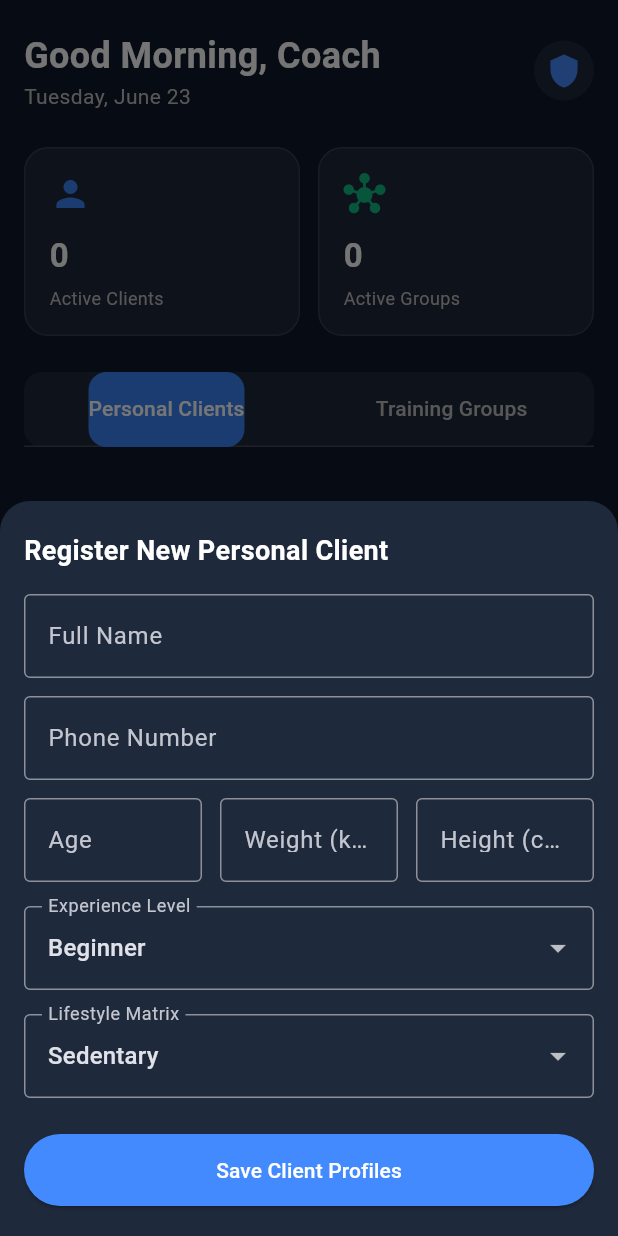
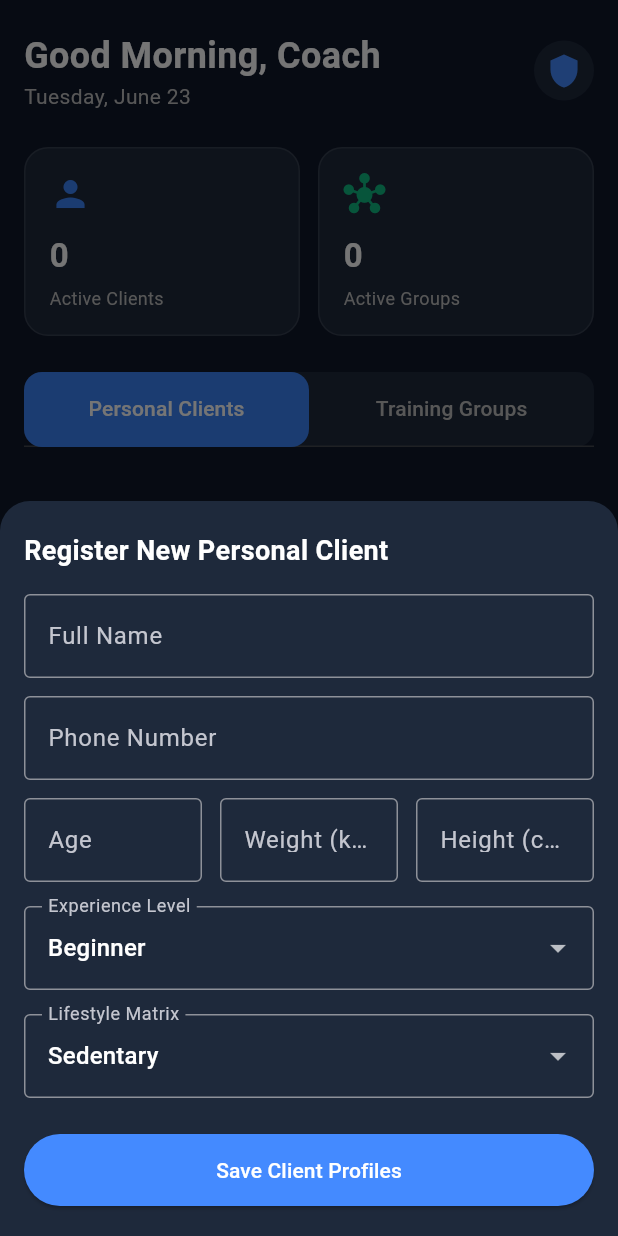
Before and after one commit to Natnael-code/trainer-track-ai, a Flutter app: the screen it shows after launch, after a tap on the "add" icon, on a phone screen of 412 x 824 dp. Run offline on Flutter 3.47's test engine with Material 3 defaults, Android fonts, the phone set to English and light mode, and no system bars; our stand-ins replace share_plus, sqflite; accounts and stored records are empty.

Commit message:
refactor: improve code readability and consistency across main app and client model

```diff
--- a/lib/main.dart
+++ b/lib/main.dart
@@ -4,12 +4,11 @@ import 'providers/client_provider.dart';
 import 'screens/dashboard_screen.dart';
 
 void main() async {
-  // Ensures Flutter environment dependencies are locked before database spin up
   WidgetsFlutterBinding.ensureInitialized();
 
   final clientProvider = ClientProvider();
-  await clientProvider
-      .loadClientsFromDatabase(); // Boot loading local data engine
+  // Safe initial database background payload loading before bootstrapping application paint layout cycles
+  await clientProvider.loadClientsFromDatabase();
 
   runApp(
     MultiProvider(
@@ -18,7 +17,6 @@ void main() async {
     ),
   );
 }
-// Keep rest of TrainerTrackApp structure identical...
 
 class TrainerTrackApp extends StatelessWidget {
   const TrainerTrackApp({super.key});
@@ -34,12 +32,9 @@ class TrainerTrackApp extends StatelessWidget {
           brightness: Brightness.dark,
         ),
         useMaterial3: true,
-        scaffoldBackgroundColor: const Color(
-          0xFF0F172A,
-        ), // Premium rich midnight slate base black
+        scaffoldBackgroundColor: const Color(0xFF0F172A),
       ),
-      home:
-          const DashboardScreen(), // Sets the dashboard screen as the entry layout
+      home: const DashboardScreen(),
     );
   }
 }
--- a/lib/models/client_model.dart
+++ b/lib/models/client_model.dart
@@ -4,23 +4,17 @@ class ClientModel {
   final String phoneNumber;
   final int age;
   final String gender;
-
-  // Physical Baselines
-  final double startingWeight;
-  final double height;
-  final double? startingBodyFat; // Optional field
-  final String? localProfileImagePath; // Path to local storage folder
-
-  // Medical Screening (The Red Flags)
+  final double startingWeight; // in kg
+  final double height; // in cm
+  final String? startingBodyFat;
+  final String? localProfileImagePath;
   final String injuries;
   final String medicalConditions;
-
-  // Lifestyle Vectors
-  final String experienceLevel; // Beginner, Intermediate, Advanced
-  final String lifestyleType; // Sedentary, Active
-
+  final String experienceLevel;
+  final String lifestyleType;
   final DateTime joinedDate;
-  final String status; // active, inactive
+  final String status; // 'active' or 'inactive'
+  final String? groupId;
 
   ClientModel({
     required this.id,
@@ -38,13 +32,13 @@ class ClientModel {
     required this.lifestyleType,
     required this.joinedDate,
     this.status = 'active',
+    this.groupId,
   });
 
-  // Calculate Body Mass Index (BMI) dynamically
+  // Safe calculated getter for UI layout matrices
   double get bmi {
     if (height <= 0) return 0.0;
-    // Formula: weight (kg) / [height (m)]²
-    final heightInMeters = height / 100;
+    double heightInMeters = height / 100.0;
     return startingWeight / (heightInMeters * heightInMeters);
   }
 }
--- a/lib/providers/client_provider.dart
+++ b/lib/providers/client_provider.dart
@@ -33,7 +33,6 @@ class ClientProvider with ChangeNotifier {
     notifyListeners();
   }
 
-  // Links an existing individual client into a shared community cluster group
   Future<void> assignClientToGroup(String clientId, String groupId) async {
     final clientIndex = _clients.indexWhere((c) => c.id == clientId);
     if (clientIndex != -1) {
@@ -54,6 +53,7 @@ class ClientProvider with ChangeNotifier {
         lifestyleType: currentClient.lifestyleType,
         joinedDate: currentClient.joinedDate,
         status: currentClient.status,
+        groupId: groupId, // Assigned to shared group context
       );
 
       await DatabaseService.instance.insertClient(updatedClient);
--- a/lib/screens/dashboard_screen.dart
+++ b/lib/screens/dashboard_screen.dart
@@ -5,7 +5,7 @@ import '../providers/client_provider.dart';
 import '../models/client_model.dart';
 import '../models/fitness_models.dart';
 import 'add_schedule_screen.dart';
-import 'month_calendar_view_screen.dart'; // We will create this next
+import 'month_calendar_view_screen.dart';
 
 class DashboardScreen extends StatefulWidget {
   const DashboardScreen({super.key});
@@ -70,6 +70,7 @@ class _DashboardScreenState extends State<DashboardScreen>
                 const SizedBox(height: 16),
                 TextField(
                   controller: nameCtrl,
+                  style: const TextStyle(color: Colors.white),
                   decoration: const InputDecoration(
                     labelText: 'Full Name',
                     border: OutlineInputBorder(),
@@ -78,6 +79,7 @@ class _DashboardScreenState extends State<DashboardScreen>
                 const SizedBox(height: 12),
                 TextField(
                   controller: phoneCtrl,
+                  style: const TextStyle(color: Colors.white),
                   decoration: const InputDecoration(
                     labelText: 'Phone Number',
                     border: OutlineInputBorder(),
@@ -89,6 +91,7 @@ class _DashboardScreenState extends State<DashboardScreen>
                     Expanded(
                       child: TextField(
                         controller: ageCtrl,
+                        style: const TextStyle(color: Colors.white),
                         keyboardType: TextInputType.number,
                         decoration: const InputDecoration(
                           labelText: 'Age',
@@ -100,6 +103,7 @@ class _DashboardScreenState extends State<DashboardScreen>
                     Expanded(
                       child: TextField(
                         controller: weightCtrl,
+                        style: const TextStyle(color: Colors.white),
                         keyboardType: TextInputType.number,
                         decoration: const InputDecoration(
                           labelText: 'Weight (kg)',
@@ -111,6 +115,7 @@ class _DashboardScreenState extends State<DashboardScreen>
                     Expanded(
                       child: TextField(
                         controller: heightCtrl,
+                        style: const TextStyle(color: Colors.white),
                         keyboardType: TextInputType.number,
                         decoration: const InputDecoration(
                           labelText: 'Height (cm)',
@@ -122,25 +127,43 @@ class _DashboardScreenState extends State<DashboardScreen>
                 ),
                 const SizedBox(height: 16),
                 DropdownButtonFormField<String>(
-                  value: expLevel,
+                  initialValue: expLevel,
+                  dropdownColor: const Color(0xFF1E293B),
                   decoration: const InputDecoration(
                     labelText: 'Experience Level',
                     border: OutlineInputBorder(),
                   ),
                   items: ['Beginner', 'Intermediate', 'Advanced']
-                      .map((e) => DropdownMenuItem(value: e, child: Text(e)))
+                      .map(
+                        (e) => DropdownMenuItem(
+                          value: e,
+                          child: Text(
+                            e,
+                            style: const TextStyle(color: Colors.white),
+                          ),
+                        ),
+                      )
                       .toList(),
                   onChanged: (v) => setModalState(() => expLevel = v!),
                 ),
                 const SizedBox(height: 16),
                 DropdownButtonFormField<String>(
-                  value: lifestyle,
+                  initialValue: lifestyle,
+                  dropdownColor: const Color(0xFF1E293B),
                   decoration: const InputDecoration(
                     labelText: 'Lifestyle Matrix',
                     border: OutlineInputBorder(),
                   ),
                   items: ['Sedentary', 'Active']
-                      .map((l) => DropdownMenuItem(value: l, child: Text(l)))
+                      .map(
+                        (l) => DropdownMenuItem(
+                          value: l,
+                          child: Text(
+                            l,
+                            style: const TextStyle(color: Colors.white),
+                          ),
+                        ),
+                      )
                       .toList(),
                   onChanged: (v) => setModalState(() => lifestyle = v!),
                 ),
@@ -221,6 +244,7 @@ class _DashboardScreenState extends State<DashboardScreen>
             const SizedBox(height: 16),
             TextField(
               controller: groupNameCtrl,
+              style: const TextStyle(color: Colors.white),
               decoration: const InputDecoration(
                 labelText: 'Group Workspace Name',
                 border: OutlineInputBorder(),
@@ -333,6 +357,7 @@ class _DashboardScreenState extends State<DashboardScreen>
                 ),
                 child: TabBar(
                   controller: _tabController,
+                  indicatorSize: TabBarIndicatorSize.tab,
                   indicator: BoxDecoration(
                     borderRadius: BorderRadius.circular(12),
                     color: const Color(0xFF3B82F6),
--- a/lib/services/database_service.dart
+++ b/lib/services/database_service.dart
@@ -191,9 +191,7 @@ class DatabaseService {
             gender: json['gender'] as String,
             startingWeight: (json['startingWeight'] as num).toDouble(),
             height: (json['height'] as num).toDouble(),
-            startingBodyFat: json['startingBodyFat'] != null
-                ? (json['startingBodyFat'] as num).toDouble()
-                : null,
+            startingBodyFat: json['startingBodyFat']?.toString(),
             localProfileImagePath: json['localProfileImagePath'] as String?,
             injuries: json['injuries'] as String,
             medicalConditions: json['medicalConditions'] as String,
```
Also changed, not shown: lib/screens/month_calendar_view_screen.dart (+29 -4 lines).
